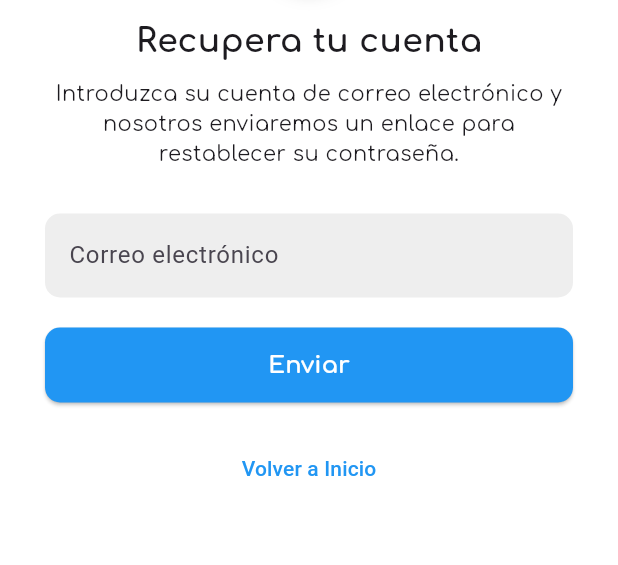
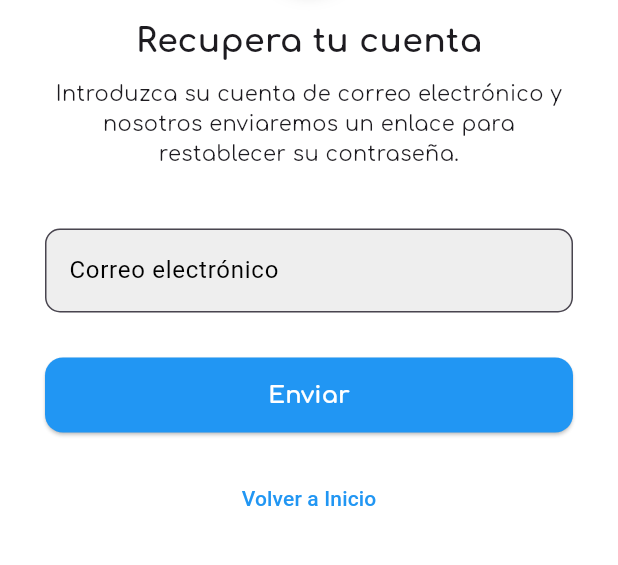
Before and after one commit to JonatanPR17/VETMOBILE, a Flutter app: the RecuperarCuentaScreen screen opened by its route, on a phone screen of 412 x 824 dp, the part 322-887 px from its top. Run offline on Flutter 3.47's test engine with Material 3 defaults, Android fonts, the phone set to English and light mode, and no system bars; our stand-ins replace dio, image_picker, localstorage, shared_preferences; accounts and stored records are empty.

Commit message:
24/03/2025

```diff
--- a/lib/screen/recover_account_screen.dart
+++ b/lib/screen/recover_account_screen.dart
@@ -1,12 +1,99 @@
 import 'package:flutter/material.dart';
 import '../screen/verify_mail_screen.dart';
 
-class RecuperarCuentaScreen extends StatelessWidget {
+class RecuperarCuentaScreen extends StatefulWidget {
+  @override
+  _RecuperarCuentaScreenState createState() => _RecuperarCuentaScreenState();
+}
+
+class _RecuperarCuentaScreenState extends State<RecuperarCuentaScreen> {
+  bool _isLoading = false; // Estado de carga
+  bool _isEmailFieldFocused = false; // Estado de enfoque para el campo de email
+  final _formKey = GlobalKey<FormState>();
+
+  final TextEditingController _emailController = TextEditingController();
+  FocusNode _emailFocusNode = FocusNode();
+
+  @override
+  void initState() {
+    super.initState();
+    // Controlar el enfoque para el campo de correo electrónico
+    _emailFocusNode.addListener(() {
+      setState(() {
+        _isEmailFieldFocused = _emailFocusNode.hasFocus;
+      });
+    });
+  }
+
+  // Función para validar el correo electrónico
+  String? _validateEmail(String? value) {
+    if (value == null || value.isEmpty) {
+      return 'Por favor ingresa tu correo electrónico';
+    }
+    // Expresión regular para validar el formato del correo electrónico
+    String pattern = r'^[a-zA-Z0-9._%+-]+@[a-zA-Z0-9.-]+\.[a-zA-Z]{2,4}$';
+    RegExp regex = RegExp(pattern);
+    if (!regex.hasMatch(value)) {
+      return 'Por favor ingresa un correo electrónico válido';
+    }
+    return null;
+  }
+
+  Future<void> _sendRecoveryLink() async {
+    if (_formKey.currentState?.validate() ?? false) {
+      setState(() => _isLoading = true); // Activar el estado de carga
+      try {
+        // Simular el envío del enlace de recuperación
+        await Future.delayed(Duration(seconds: 2)); // Simulación de tiempo de espera
+
+        // Navegar al siguiente pantalla (Verificar correo)
+        Navigator.push(
+          context,
+          MaterialPageRoute(builder: (context) => VerificarCorreoScreen()),
+        );
+      } catch (e) {
+        ScaffoldMessenger.of(context).showSnackBar(SnackBar(content: Text('Error: $e')));
+      } finally {
+        setState(() => _isLoading = false); // Desactivar el estado de carga
+      }
+    }
+  }
+
+  Widget _buildTextField(String hintText, TextEditingController controller, FocusNode focusNode, FormFieldValidator<String>? validator) {
+    return Padding(
+      padding: EdgeInsets.symmetric(horizontal: 30, vertical: 10),
+      child: TextFormField(
+        controller: controller,
+        focusNode: focusNode,
+        decoration: InputDecoration(
+          labelText: hintText,
+          labelStyle: TextStyle(
+            color: focusNode.hasFocus || controller.text.isNotEmpty ? Colors.black : Colors.black,
+          ),
+          hintText: focusNode.hasFocus || controller.text.isNotEmpty ? null : hintText,
+          filled: true,
+          fillColor: Colors.grey[200],
+          border: OutlineInputBorder(
+            borderRadius: BorderRadius.circular(10),
+          ),
+        ),
+        validator: validator,
+      ),
+    );
+  }
+
+  @override
+  void dispose() {
+    _emailFocusNode.dispose();
+    super.dispose();
+  }
+
   @override
   Widget build(BuildContext context) {
     return Scaffold(
       backgroundColor: Colors.white,
-      body: Column(
+      body: SingleChildScrollView(
+        child: Column(
           children: [
             SizedBox(height: 60), // Espaciado para evitar notch en dispositivos
 
@@ -27,11 +114,7 @@ class RecuperarCuentaScreen extends StatelessWidget {
               children: [
                 ShaderMask(
                   shaderCallback: (bounds) => LinearGradient(
-                  colors: [
-                    Colors.transparent,
-                    Color(0xFF159EEC),
-                    Colors.transparent
-                  ],
+                    colors: [Colors.transparent, Color(0xFF159EEC), Colors.transparent],
                     stops: [0.0, 0.5, 1.0],
                   ).createShader(bounds),
                   child: Container(
@@ -39,11 +122,7 @@ class RecuperarCuentaScreen extends StatelessWidget {
                     width: MediaQuery.of(context).size.width * 0.6,
                     decoration: BoxDecoration(
                       gradient: LinearGradient(
-                      colors: [
-                        Colors.transparent,
-                        Color(0xFF159EEC),
-                        Colors.transparent
-                      ],
+                        colors: [Colors.transparent, Color(0xFF159EEC), Colors.transparent],
                         stops: [0.0, 0.5, 1.0],
                       ),
                     ),
@@ -96,19 +175,9 @@ class RecuperarCuentaScreen extends StatelessWidget {
             SizedBox(height: 30),
 
             // Campo de correo electrónico
-          Padding(
-            padding: EdgeInsets.symmetric(horizontal: 30),
-            child: TextField(
-              decoration: InputDecoration(
-                hintText: "Correo electrónico",
-                filled: true,
-                fillColor: Colors.grey[200],
-                border: OutlineInputBorder(
-                  borderRadius: BorderRadius.circular(10),
-                  borderSide: BorderSide.none,
-                ),
-              ),
-            ),
+            Form(
+              key: _formKey,
+              child: _buildTextField("Correo electrónico", _emailController, _emailFocusNode, _validateEmail),
             ),
 
             SizedBox(height: 20),
@@ -123,17 +192,13 @@ class RecuperarCuentaScreen extends StatelessWidget {
                   style: ElevatedButton.styleFrom(
                     backgroundColor: Colors.blue,
                     shape: RoundedRectangleBorder(
-                      borderRadius: BorderRadius.circular(10)),
+                      borderRadius: BorderRadius.circular(12),
                     ),
-                onPressed: () {
-                  // Acción de enviar enlace de recuperación
-                  Navigator.push(
-                    context,
-                    MaterialPageRoute(
-                        builder: (context) => VerificarCorreoScreen()),
-                  );
-                },
-                child: Text(
+                  ),
+                  onPressed: _isLoading ? null : _sendRecoveryLink, // Deshabilitar si está cargando
+                  child: _isLoading
+                      ? CircularProgressIndicator(color: Colors.white) // Mostrar indicador de carga
+                      : Text(
                           "Enviar",
                           style: TextStyle(
                             color: Colors.white,
@@ -160,6 +225,7 @@ class RecuperarCuentaScreen extends StatelessWidget {
             ),
           ],
         ),
+      ),
     );
   }
 }
```
Also changed, not shown: lib/screen/create_new_appointments_screen.dart (+8 -5 lines), lib/screen/my_account_screen.dart (+16 -13 lines), lib/screen/new_account_screen.dart (+5 -5 lines). Lines whose indentation alone changed are shown as unchanged.
